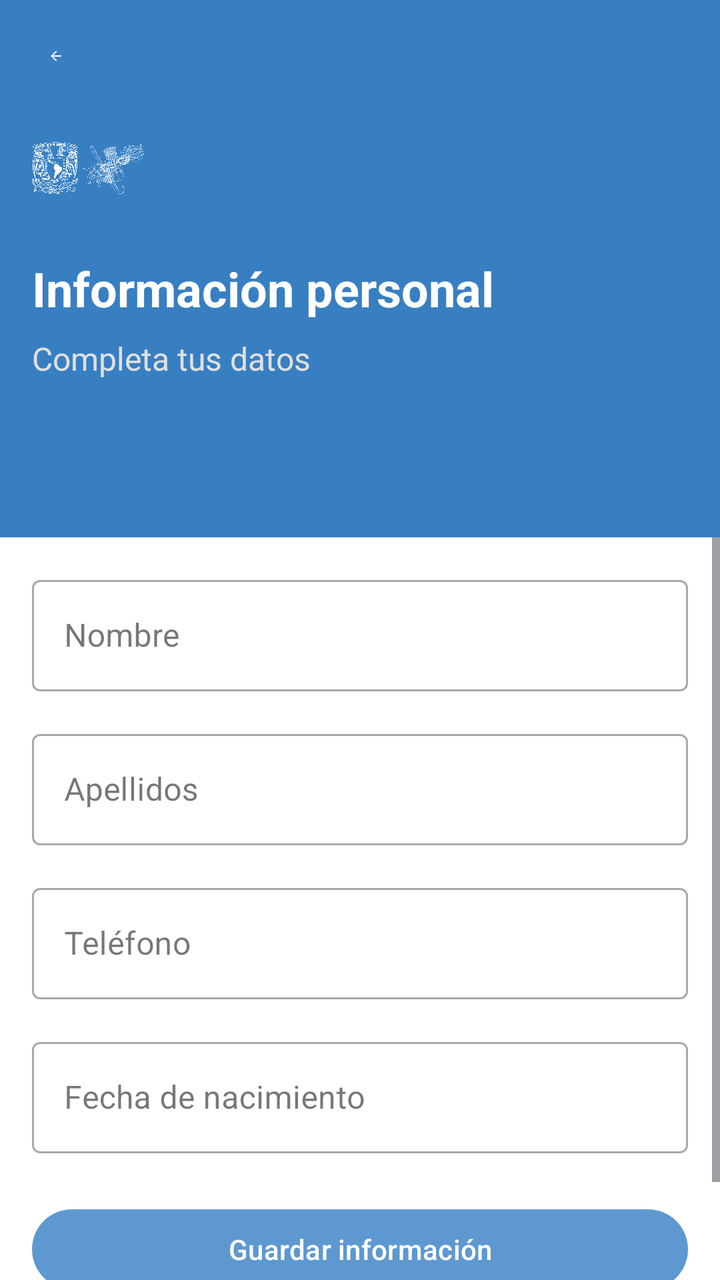
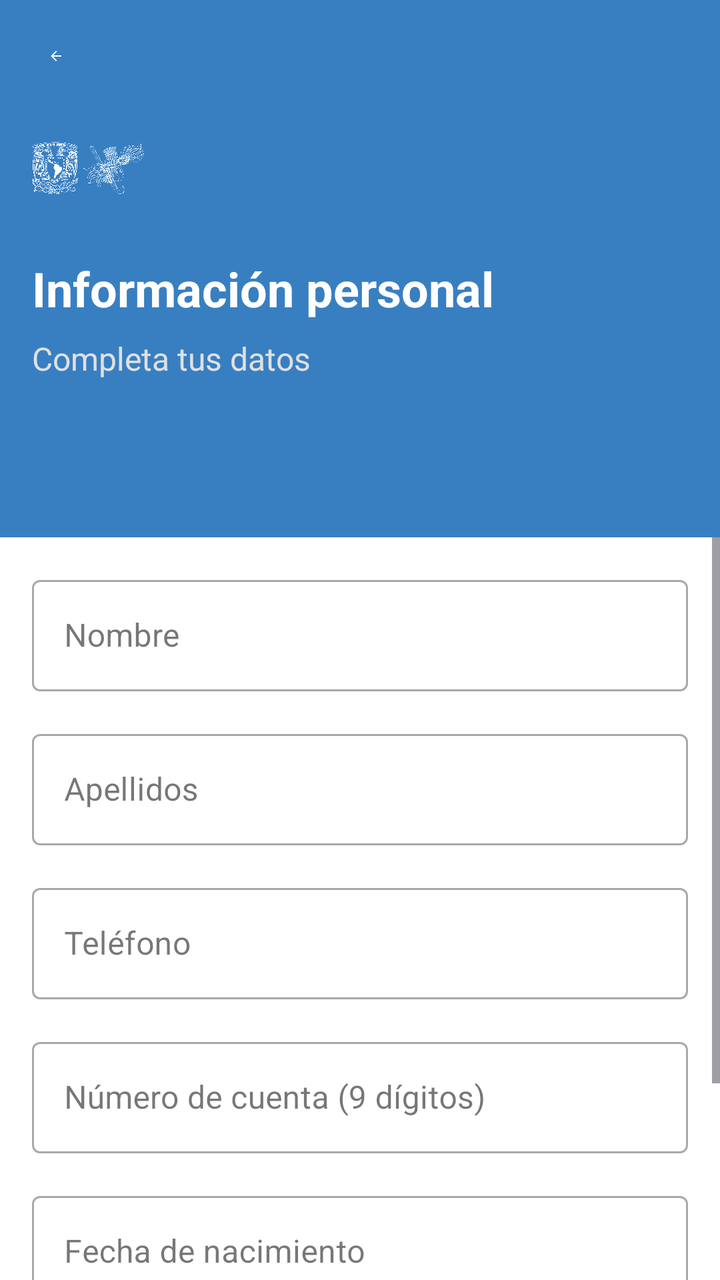

An Android layout rendered at two revisions. The XML below is the earlier revision; the diff shows what the commit changed to produce the second picture.
<!-- AndroidManifest.xml: application theme Theme.Eventos -->
<!-- res/layout/fragment_personal_info.xml -->
<?xml version="1.0" encoding="utf-8"?>
<androidx.constraintlayout.widget.ConstraintLayout xmlns:android="http://schemas.android.com/apk/res/android"
    xmlns:app="http://schemas.android.com/apk/res-auto"
    xmlns:tools="http://schemas.android.com/tools"
    android:layout_width="match_parent"
    android:layout_height="match_parent"
    tools:context=".onboarding.personal.PersonalInfoFragment">

    
    <androidx.constraintlayout.widget.ConstraintLayout
        android:id="@+id/header"
        android:layout_width="match_parent"
        android:layout_height="0dp"
        android:background="@color/blue_main"
        app:layout_constraintHeight_percent="0.42"
        app:layout_constraintTop_toTopOf="parent">

        <ImageView
            android:id="@+id/backButton"
            android:layout_width="24dp"
            android:layout_height="24dp"
            android:layout_marginStart="16dp"
            android:layout_marginTop="16dp"
            android:padding="8dp"
            android:src="@drawable/ic_back_arrow"
            app:tint="#FFFFFF"
            app:layout_constraintStart_toStartOf="parent"
            app:layout_constraintTop_toTopOf="parent" />

        <ImageView
            android:id="@+id/logo"
            android:layout_width="56dp"
            android:layout_height="56dp"
            android:layout_marginStart="16dp"
            android:layout_marginTop="16dp"
            android:src="@drawable/fca"
            app:layout_constraintStart_toStartOf="parent"
            app:layout_constraintTop_toBottomOf="@id/backButton" />

        <TextView
            android:id="@+id/titleText"
            android:layout_width="wrap_content"
            android:layout_height="wrap_content"
            android:layout_marginStart="16dp"
            android:layout_marginTop="16dp"
            android:text="Información personal"
            android:textColor="#FFFFFF"
            android:textSize="24sp"
            android:textStyle="bold"
            app:layout_constraintStart_toStartOf="parent"
            app:layout_constraintTop_toBottomOf="@id/logo" />

        <TextView
            android:id="@+id/subtitleText"
            android:layout_width="wrap_content"
            android:layout_height="wrap_content"
            android:layout_marginStart="16dp"
            android:layout_marginTop="8dp"
            android:text="Completa tus datos"
            android:textColor="#E0E0E0"
            android:textSize="16sp"
            app:layout_constraintStart_toStartOf="parent"
            app:layout_constraintTop_toBottomOf="@id/titleText" />

    </androidx.constraintlayout.widget.ConstraintLayout>

    
    <androidx.constraintlayout.widget.ConstraintLayout
        android:id="@+id/personal_info_form"
        android:layout_width="match_parent"
        android:layout_height="0dp"
        android:background="#FFFFFF"
        app:layout_constraintBottom_toBottomOf="parent"
        app:layout_constraintTop_toBottomOf="@id/header">

        <ScrollView
            android:id="@+id/scrollView"
            android:layout_width="0dp"
            android:layout_height="0dp"
            app:layout_constraintBottom_toBottomOf="parent"
            app:layout_constraintEnd_toEndOf="parent"
            app:layout_constraintStart_toStartOf="parent"
            app:layout_constraintTop_toTopOf="parent">

            <androidx.constraintlayout.widget.ConstraintLayout
                android:layout_width="match_parent"
                android:layout_height="wrap_content"
                android:paddingBottom="32dp">

                <com.google.android.material.textfield.TextInputLayout
                    android:id="@+id/firstNameLayout"
                    style="@style/Widget.MaterialComponents.TextInputLayout.OutlinedBox"
                    android:layout_width="0dp"
                    android:layout_height="wrap_content"
                    android:layout_marginHorizontal="16dp"
                    android:layout_marginTop="16dp"
                    android:hint="Nombre"
                    app:layout_constraintEnd_toEndOf="parent"
                    app:layout_constraintStart_toStartOf="parent"
                    app:layout_constraintTop_toTopOf="parent">

                    <com.google.android.material.textfield.TextInputEditText
                        android:id="@+id/firstNameEdit"
                        android:layout_width="match_parent"
                        android:layout_height="wrap_content"
                        android:inputType="textPersonName" />

                </com.google.android.material.textfield.TextInputLayout>

                <com.google.android.material.textfield.TextInputLayout
                    android:id="@+id/lastNameLayout"
                    style="@style/Widget.MaterialComponents.TextInputLayout.OutlinedBox"
                    android:layout_width="0dp"
                    android:layout_height="wrap_content"
                    android:layout_marginHorizontal="16dp"
                    android:layout_marginTop="16dp"
                    android:hint="Apellidos"
                    app:layout_constraintEnd_toEndOf="parent"
                    app:layout_constraintStart_toStartOf="parent"
                    app:layout_constraintTop_toBottomOf="@id/firstNameLayout">

                    <com.google.android.material.textfield.TextInputEditText
                        android:id="@+id/lastNameEdit"
                        android:layout_width="match_parent"
                        android:layout_height="wrap_content"
                        android:inputType="textPersonName" />

                </com.google.android.material.textfield.TextInputLayout>

                <com.google.android.material.textfield.TextInputLayout
                    android:id="@+id/phoneLayout"
                    style="@style/Widget.MaterialComponents.TextInputLayout.OutlinedBox"
                    android:layout_width="0dp"
                    android:layout_height="wrap_content"
                    android:layout_marginHorizontal="16dp"
                    android:layout_marginTop="16dp"
                    android:hint="Teléfono"
                    app:layout_constraintEnd_toEndOf="parent"
                    app:layout_constraintStart_toStartOf="parent"
                    app:layout_constraintTop_toBottomOf="@id/lastNameLayout">

                    <com.google.android.material.textfield.TextInputEditText
                        android:id="@+id/phoneEdit"
                        android:layout_width="match_parent"
                        android:layout_height="wrap_content"
                        android:inputType="phone" />

                </com.google.android.material.textfield.TextInputLayout>

                <com.google.android.material.textfield.TextInputLayout
                    android:id="@+id/dobLayout"
                    style="@style/Widget.MaterialComponents.TextInputLayout.OutlinedBox"
                    android:layout_width="0dp"
                    android:layout_height="wrap_content"
                    android:layout_marginHorizontal="16dp"
                    android:layout_marginTop="16dp"
                    android:hint="Fecha de nacimiento"
                    app:endIconMode="custom"
                    app:layout_constraintEnd_toEndOf="parent"
                    app:layout_constraintStart_toStartOf="parent"
                    app:layout_constraintTop_toBottomOf="@id/phoneLayout">

                    <com.google.android.material.textfield.TextInputEditText
                        android:id="@+id/dobEdit"
                        android:layout_width="match_parent"
                        android:layout_height="wrap_content"
                        android:inputType="date" />

                </com.google.android.material.textfield.TextInputLayout>

                <com.google.android.material.button.MaterialButton
                    android:id="@+id/continueButton"
                    android:layout_width="0dp"
                    android:layout_height="wrap_content"
                    android:layout_marginHorizontal="16dp"
                    android:layout_marginTop="24dp"
                    android:layout_marginBottom="16dp"
                    android:text="Guardar información"
                    app:backgroundTint="@color/blue_secondary"
                    app:layout_constraintBottom_toBottomOf="parent"
                    app:layout_constraintEnd_toEndOf="parent"
                    app:layout_constraintStart_toStartOf="parent"
                    app:layout_constraintTop_toBottomOf="@id/dobLayout" />

            </androidx.constraintlayout.widget.ConstraintLayout>

        </ScrollView>

    </androidx.constraintlayout.widget.ConstraintLayout>

</androidx.constraintlayout.widget.ConstraintLayout>
<!-- resources referenced by this layout -->
<resources>
  <color name="blue_main">#387FC2</color>
  <color name="blue_secondary">#5D98D0</color>
  <!-- drawable fca: png bitmap (drawable, 245409 bytes) -->
  <!-- drawable ic_back_arrow (drawable) -->
  <vector xmlns:android="http://schemas.android.com/apk/res/android"
      android:width="24dp"
      android:height="24dp"
      android:viewportWidth="24"
      android:viewportHeight="24">
      <path
          android:fillColor="@android:color/white"
          android:pathData="M20,11H7.83l5.59,-5.59L12,4l-8,8 8,8 1.41,-1.41L7.83,13H20v-2z"/>
  </vector>
  <style name="Theme.Eventos" parent="Base.Theme.Eventos" />
  <style name="Base.Theme.Eventos" parent="Theme.Material3.DayNight.NoActionBar">
          
          
      </style>
</resources>

<!-- the commit's change to res/layout/fragment_personal_info.xml (unified diff, before → after) -->
@@ -148,6 +148,27 @@
                 </com.google.android.material.textfield.TextInputLayout>
 
                 <com.google.android.material.textfield.TextInputLayout
+                    android:id="@+id/studentIdLayout"
+                    style="@style/Widget.MaterialComponents.TextInputLayout.OutlinedBox"
+                    android:layout_width="0dp"
+                    android:layout_height="wrap_content"
+                    android:layout_marginHorizontal="16dp"
+                    android:layout_marginTop="16dp"
+                    android:hint="Número de cuenta (9 dígitos)"
+                    app:layout_constraintEnd_toEndOf="parent"
+                    app:layout_constraintStart_toStartOf="parent"
+                    app:layout_constraintTop_toBottomOf="@id/phoneLayout">
+
+                    <com.google.android.material.textfield.TextInputEditText
+                        android:id="@+id/studentIdEdit"
+                        android:layout_width="match_parent"
+                        android:layout_height="wrap_content"
+                        android:inputType="number"
+                        android:maxLength="9" />
+
+                </com.google.android.material.textfield.TextInputLayout>
+
+                <com.google.android.material.textfield.TextInputLayout
                     android:id="@+id/dobLayout"
                     style="@style/Widget.MaterialComponents.TextInputLayout.OutlinedBox"
                     android:layout_width="0dp"
@@ -158,7 +179,7 @@
                     app:endIconMode="custom"
                     app:layout_constraintEnd_toEndOf="parent"
                     app:layout_constraintStart_toStartOf="parent"
-                    app:layout_constraintTop_toBottomOf="@id/phoneLayout">
+                    app:layout_constraintTop_toBottomOf="@id/studentIdLayout">
 
                     <com.google.android.material.textfield.TextInputEditText
                         android:id="@+id/dobEdit"
